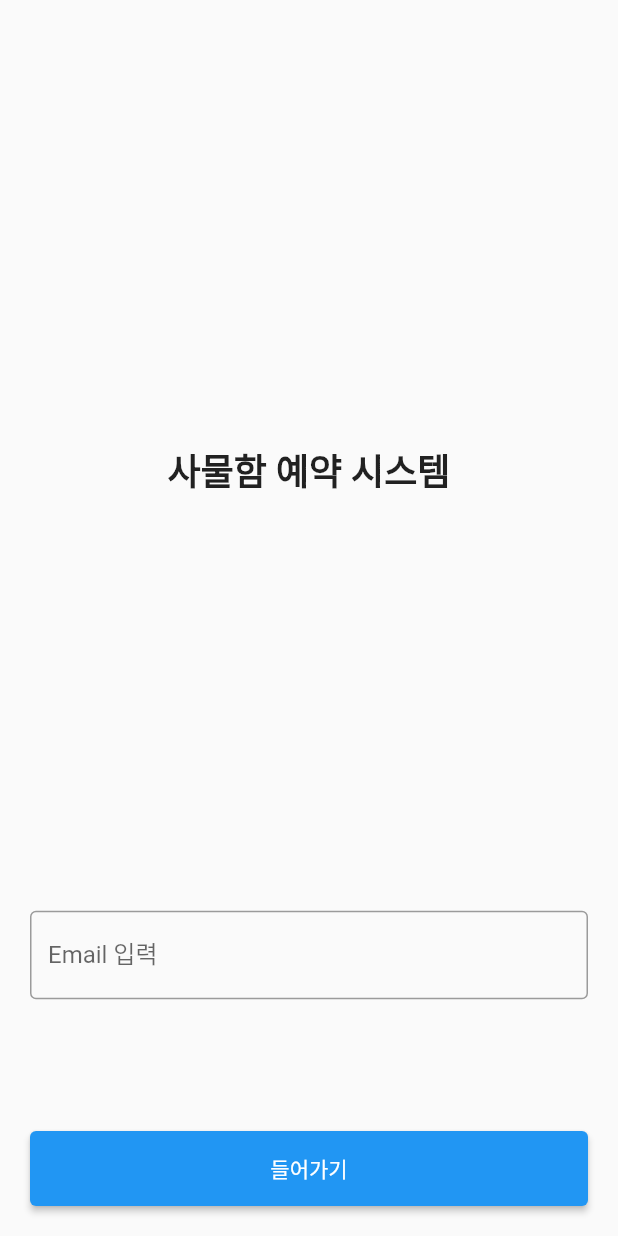
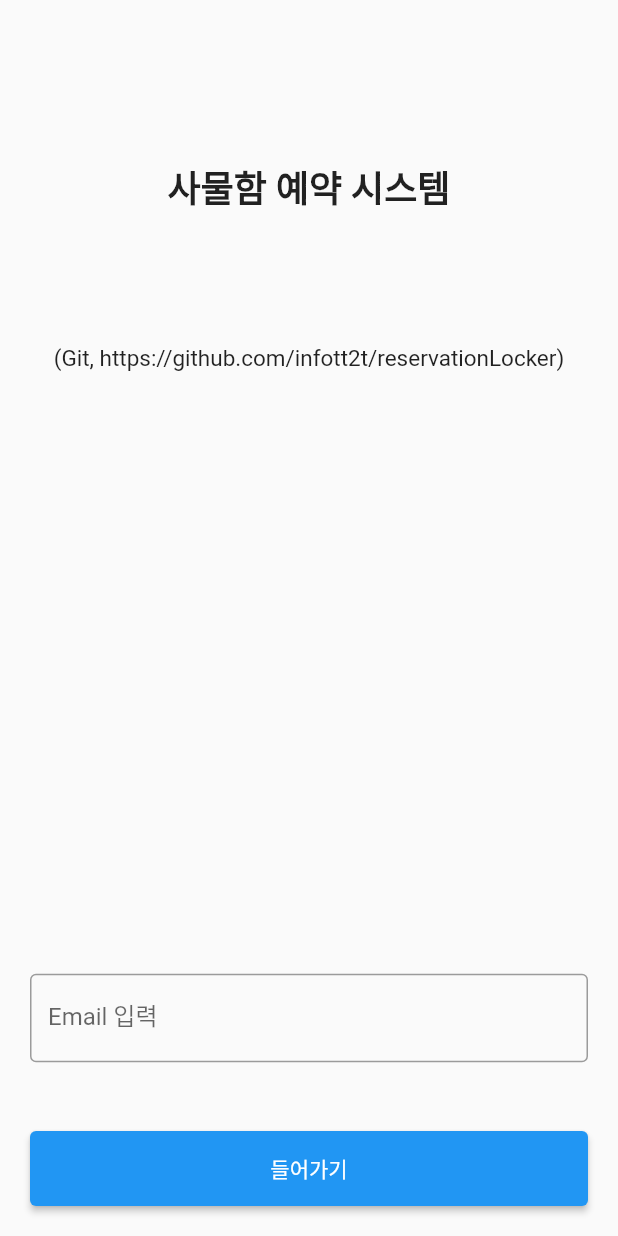
Before and after one commit to infott2t/reservationLocker, a Flutter app: the screen it shows after launch, on a phone screen of 412 x 824 dp. Run offline on Flutter 3.47's test engine with Material 2 defaults, Android fonts, the phone set to English and light mode, and no system bars; accounts and stored records are empty.

Commit message:
commit, add link github page. login_page.dart file.

```diff
--- a/lib/login_page.dart
+++ b/lib/login_page.dart
@@ -26,12 +26,19 @@ class LoginPage extends StatelessWidget {
           child: Column(
             children: [
               const Expanded(
-                flex: 4,
+                flex: 2,
                 child: Center(
                   child: Text(
                     '사물함 예약 시스템',
                     style: TextStyle(fontSize: 24, fontWeight: FontWeight.bold),
                   ),
+                ),
+              ),
+              const Expanded(
+                flex: 4,
+                child: Text(
+                  '(Git, https://github.com/infott2t/reservationLocker)',
+                  style: TextStyle(fontSize: 15),
                 ),
               ),
               Expanded(
```
